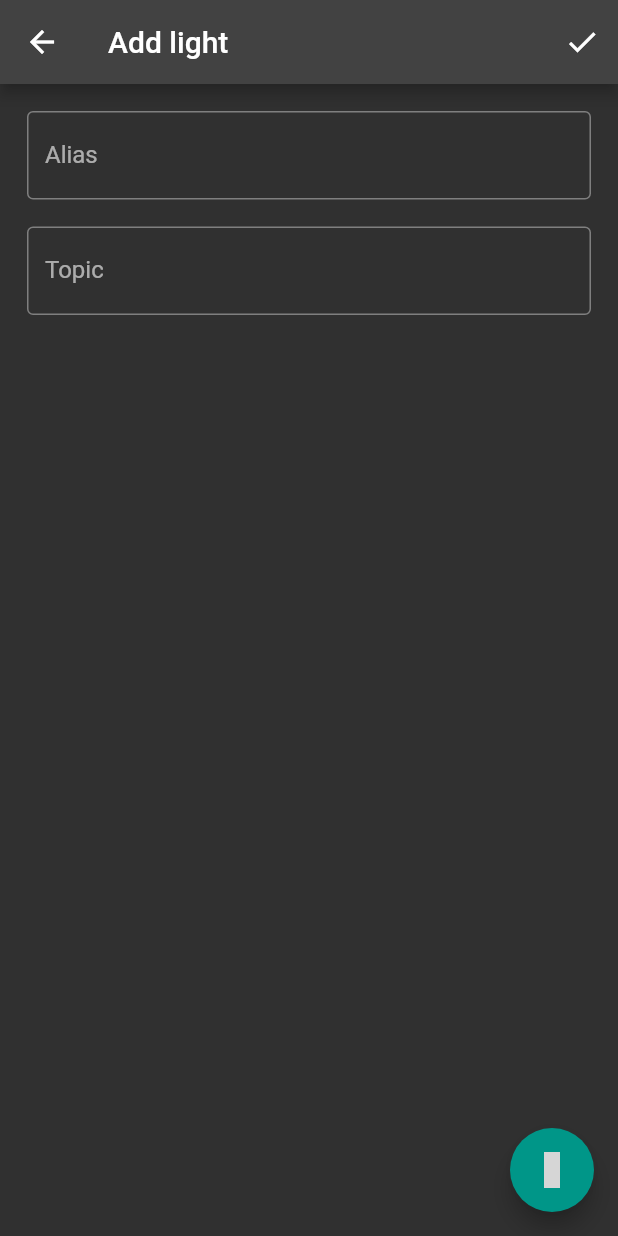
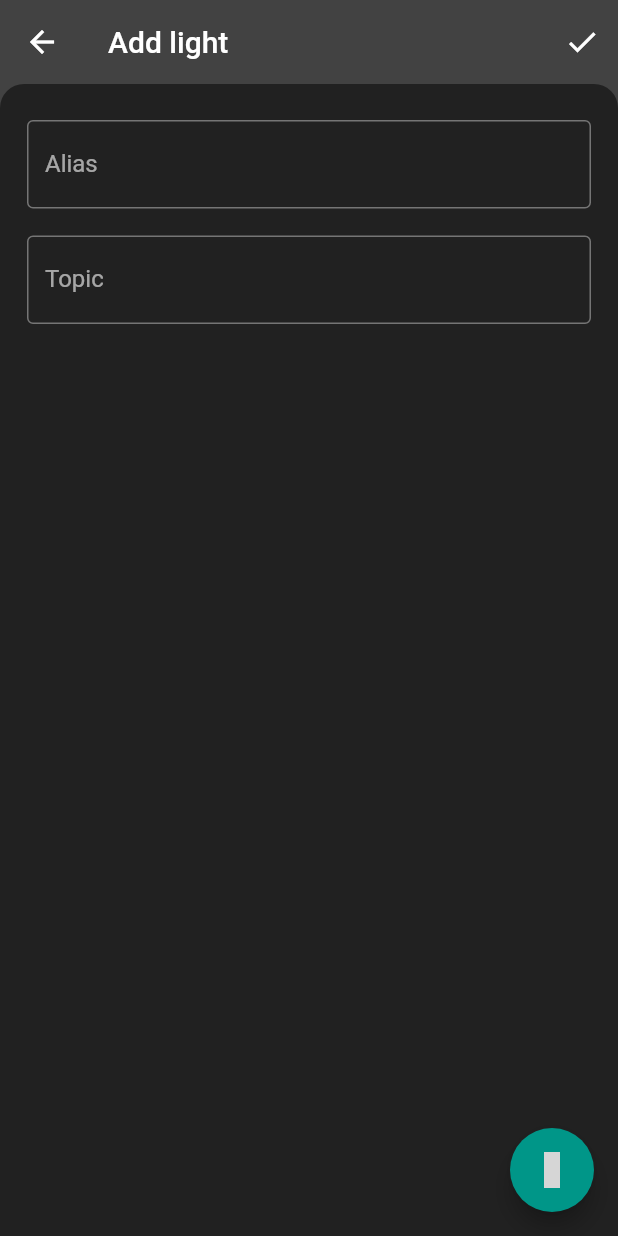
Before and after one commit to profran/ezp-sw-client, a Flutter app: the AddLight screen opened by its route, on a phone screen of 412 x 824 dp. Run offline on Flutter 3.47's test engine with Material 2 defaults, Android fonts, the phone set to English and light mode, and no system bars; our stand-ins replace material_design_icons_flutter; missing offline and left inert: mqtt_client; grey boxes are pictures that could not be loaded.

Commit message:
Add hardcoded backdrop

```diff
--- a/lib/components/add_light.dart
+++ b/lib/components/add_light.dart
@@ -31,6 +31,7 @@ class _AddLightState extends State<AddLight> {
   Widget build(BuildContext context) {
     return Scaffold(
       appBar: AppBar(
+        elevation: 0.0,
         title: Text('Add light'),
         actions: <Widget>[
           Builder(
@@ -65,8 +66,14 @@ class _AddLightState extends State<AddLight> {
         backgroundColor: Theme.of(context).primaryColorDark,
         child: Icon(MdiIcons.qrcodeScan),
       ),
-      body: Padding(
-        padding: EdgeInsets.all(18.0),
+      backgroundColor: Colors.grey[800],
+      body: Container(
+        padding: EdgeInsets.only(top: 24.0, right: 18.0, bottom: 18.0, left: 18.0, ),
+        decoration: BoxDecoration(
+          color: Colors.grey[900],
+          borderRadius: BorderRadius.only(
+              topLeft: Radius.circular(16.0), topRight: Radius.circular(16.0)),
+        ),
         child: Form(
           key: _formKey,
           child: Column(
```
